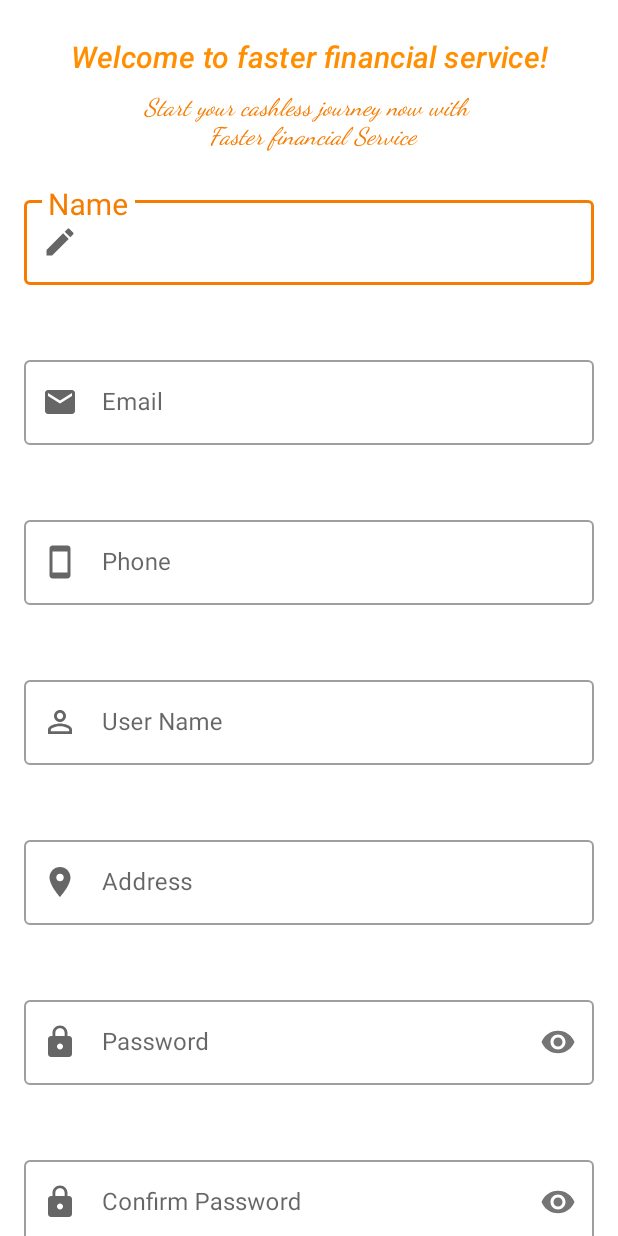
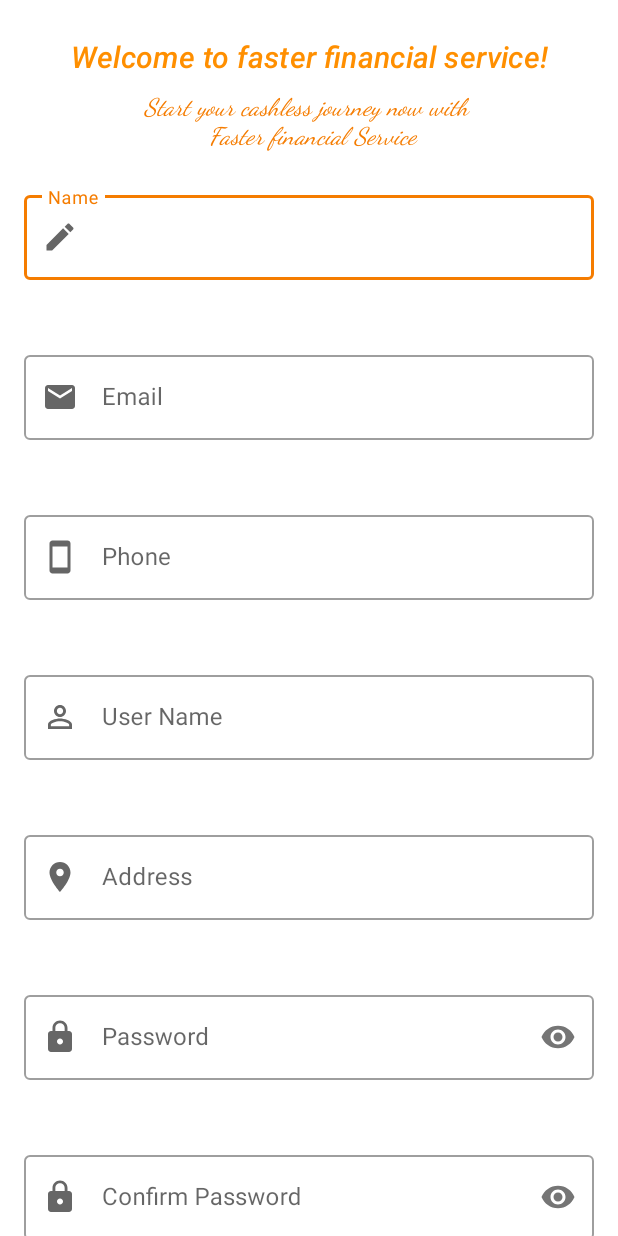
Before and after one commit to Sorabhkumar-dev/Data-store-android-implementation, an Android app: the screen it shows after launch (MainActivity), on a phone screen of 412 x 824 dp. Run offline under Robolectric (Android 15) with nearby library versions, the phone set to English and light mode, and no system bars.

Commit message:
fix: implemented new fixes

```diff
--- a/app/src/main/res/layout/fragment_login.xml
+++ b/app/src/main/res/layout/fragment_login.xml
@@ -47,6 +47,7 @@
             android:layout_marginTop="10dp"
             android:fontFamily="sans-serif-medium"
             android:gravity="center"
+            android:textAppearance="@style/TextAppearance.MaterialComponents.Headline6"
             android:text="@string/start_your_cashless_journey_now"
             android:textColor="@color/orange_700"
             android:textStyle="italic"
@@ -66,7 +67,6 @@
             app:errorEnabled="true"
             app:errorIconDrawable="@drawable/ic_error"
             app:errorIconTint="?colorError"
-            app:hintTextAppearance="@style/TextAppearance.MaterialComponents.Headline6"
             app:layout_constraintEnd_toEndOf="@id/guide_end"
             app:layout_constraintStart_toStartOf="@id/guide_start"
             app:layout_constraintTop_toBottomOf="@id/txv_start_your"
@@ -221,11 +221,10 @@
 
         <com.google.android.material.button.MaterialButton
             android:id="@+id/btn_next"
-            style="@style/Widget.MaterialComponents.Button.UnelevatedButton"
             android:layout_width="0dp"
             android:layout_height="56dp"
             android:layout_marginTop="24dp"
-            android:layout_marginBottom="56dp"
+            android:layout_marginBottom="300dp"
             android:text="@string/next"
             android:textColor="@color/white"
             android:textStyle="italic"
```
